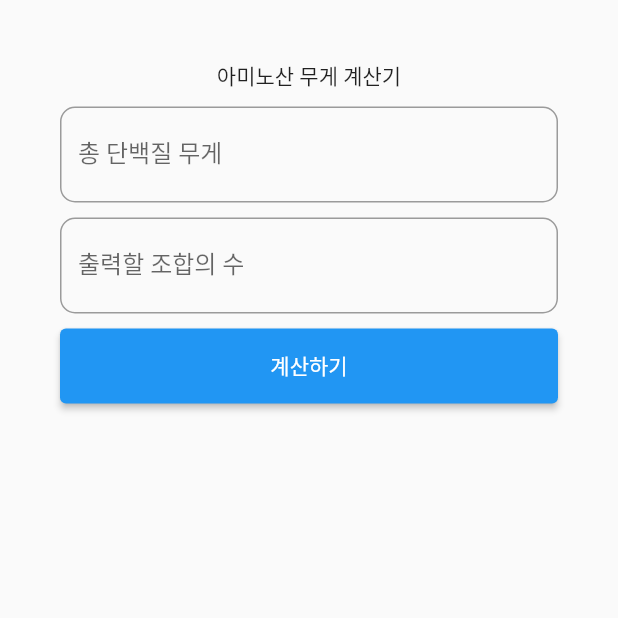
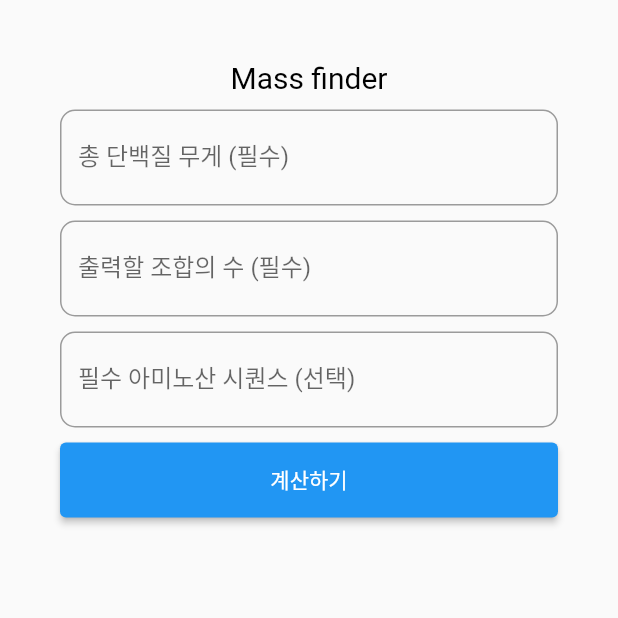
Before and after one commit to Gyeony95/Amino-Calc, a Flutter app: the screen it shows after launch, on a phone screen of 412 x 824 dp, the top half of it. Run offline on Flutter 3.47's test engine with Material 2 defaults, Android fonts, the phone set to English and light mode, and no system bars.

Commit message:
update : 물 증발량 계산 추가

```diff
--- a/lib/amino_calc_screen.dart
+++ b/lib/amino_calc_screen.dart
@@ -1,5 +1,6 @@
 import 'dart:isolate';
 
+import 'package:amino_calc/alert_toast.dart';
 import 'package:amino_calc/amino_calc_helper.dart';
 import 'package:amino_calc/amino_model.dart';
 import 'package:amino_calc/loading_overlay.dart';
@@ -16,6 +17,7 @@ class AminoCalcScreen extends StatefulWidget {
 class _AminoCalcScreenState extends State<AminoCalcScreen> {
   TextEditingController targetWeight = TextEditingController();
   TextEditingController targetSize = TextEditingController();
+  TextEditingController initAmino = TextEditingController();
 
   double get _targetWeight => textToDouble(targetWeight.text);
 
@@ -26,8 +28,8 @@ class _AminoCalcScreenState extends State<AminoCalcScreen> {
   final _receivePort = ReceivePort();
   bool isLoading = false;
 
-  static double totalWeight = 2000000.0;
-  static int totalSize = 5;
+  static double? totalWeight;
+  static int? totalSize;
 
   @override
   void initState() {
@@ -41,7 +43,7 @@ class _AminoCalcScreenState extends State<AminoCalcScreen> {
     });
 
     targetWeight.addListener(() {
-      totalWeight = _targetWeight * 1000;
+      totalWeight = _targetWeight * 100;
     });
     targetSize.addListener(() {
       totalSize = _targetSize;
@@ -73,22 +75,36 @@ class _AminoCalcScreenState extends State<AminoCalcScreen> {
       ),
       child: Column(
         children: [
-          const Text('아미노산 무게 계산기'),
+          const Text(
+            'Mass finder',
+            style: TextStyle(
+              fontSize: 20,
+              color: Colors.black,
+            ),
+          ),
           const SizedBox(height: 10),
           NormalTextField(
             textController: targetWeight,
-            labelText: '총 단백질 무게',
-            hintText: '총 단백질 무게를 입력하세요',
+            labelText: '총 단백질 무게 (필수)',
+            digitOnly: true,
+            hintText: '총 단백질 무게를 입력하세요(숫자만 입력)',
           ),
           const SizedBox(height: 10),
           NormalTextField(
             textController: targetSize,
-            labelText: '출력할 조합의 수',
-            hintText: '출력하고자 하는 조합의 수 입력',
+            labelText: '출력할 조합의 수 (필수)',
+            digitOnly: true,
+            hintText: '출력하고자 하는 조합의 수 입력(숫자만 입력)',
+          ),
+          const SizedBox(height: 10),
+          NormalTextField(
+            textController: initAmino,
+            labelText: '필수 아미노산 시퀀스 (선택)',
+            hintText: '출력하고자 하는 조합의 수 입력(알파벳만 입력)',
           ),
           const SizedBox(height: 10),
           ElevatedButton(
-            onPressed: onTapCalc,
+            onPressed: () => onTapCalc(context),
             child: Container(
               width: double.infinity,
               height: 50,
@@ -129,6 +145,7 @@ class _AminoCalcScreenState extends State<AminoCalcScreen> {
         crossAxisAlignment: CrossAxisAlignment.start,
         children: [
           Text('아미노산 조합 : ${item.code}'),
+          Text('물 증발량 : ${item.waterWeight}'),
           Text('총 무게 : ${item.weight}'),
         ],
       ),
@@ -156,14 +173,19 @@ class _AminoCalcScreenState extends State<AminoCalcScreen> {
   }
 
   /// 계산하기 클릭 이벤트
-  Future<void> onTapCalc() async {
+  Future<void> onTapCalc(BuildContext context) async {
+    if (totalWeight == null || totalSize == null) {
+      AlertToast.show(context: context, msg: '필수값을 입력해주세요.');
+      return;
+    }
     resultList.clear();
     isLoading = true;
     setState(() {});
-    double w = totalWeight;
-    int s = totalSize;
+    double w = totalWeight ?? 0.0;
+    int s = totalSize ?? 0;
+    String a = initAmino.text;
     Isolate.spawn<SendPort>(
-      (sp) => AminoCalcHelper.calc(sp, w, s),
+      (sp) => AminoCalcHelper.calc(sp, w, s, a),
       _receivePort.sendPort,
     );
   }
--- a/lib/amino_model.dart
+++ b/lib/amino_model.dart
@@ -1,20 +1,24 @@
 class AminoModel {
   String? code;
+  double? waterWeight;
   double? weight;
 
   AminoModel({
     this.code,
+    this.waterWeight,
     this.weight,
   });
 
   AminoModel.fromJson(Map<String, dynamic> json) {
     code = json['code'];
+    waterWeight = json['waterWeight'];
     weight = json['weight'];
   }
 
   Map<String, dynamic> toJson() {
     final Map<String, dynamic> data = <String, dynamic>{};
     data['code'] = code;
+    data['waterWeight'] = waterWeight;
     data['weight'] = weight;
     return data;
   }
--- a/lib/normal_text_field.dart
+++ b/lib/normal_text_field.dart
@@ -6,10 +6,12 @@ class NormalTextField extends StatefulWidget {
   final TextEditingController textController;
   final String? hintText;
   final String? labelText;
+  final bool digitOnly;
   const NormalTextField({
     required this.textController,
     this.hintText,
     this.labelText,
+    this.digitOnly = false,
   });
 
   @override
@@ -26,7 +28,7 @@ class _NormalTextFieldState extends State<NormalTextField> {
 
     return TextFormField(
       controller: widget.textController,
-      inputFormatters: [FilteringTextInputFormatter.digitsOnly],
+      inputFormatters: widget.digitOnly ? [FilteringTextInputFormatter.digitsOnly] : [],
       decoration: InputDecoration(
         labelText: widget.labelText,
         hintText: widget.hintText,
```
Also changed, not shown: lib/alert_toast.dart (added, +160 -0 lines), lib/amino_calc_helper.dart (+42 -26 lines).
